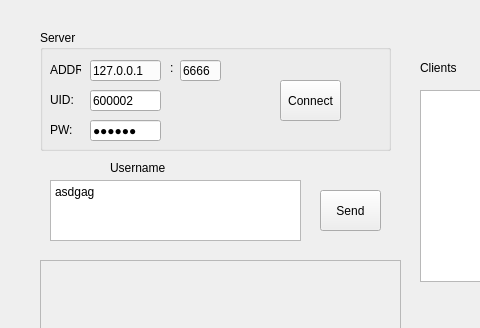
Above: client/src/mainwnd.ui from wnpllrzodiac/securechat before the change; both pictures show x 0 to 480 and y 0 to 328 of the 800 by 600 pixel window. Below: the same form after it.
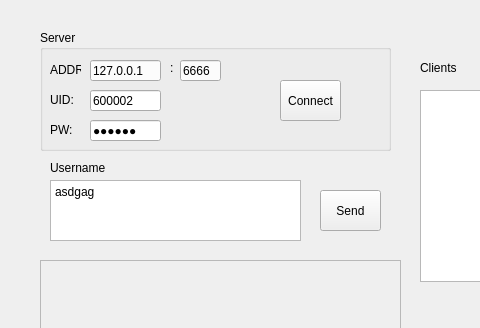
That is the form after the change.

```diff
--- a/client/src/mainwnd.ui
+++ b/client/src/mainwnd.ui
@@ -229,9 +229,9 @@
    <widget class="QLabel" name="label_UserName">
     <property name="geometry">
      <rect>
-      <x>110</x>
+      <x>50</x>
       <y>160</y>
-      <width>121</width>
+      <width>271</width>
       <height>16</height>
      </rect>
     </property>
```
